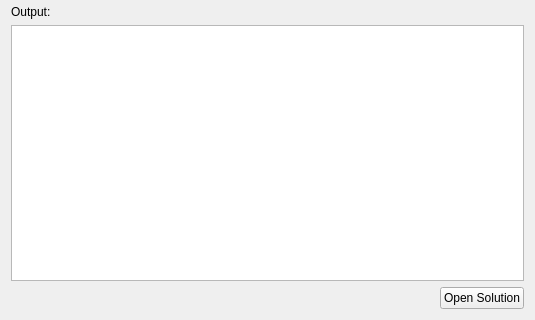
Above: Code/Editor/EditorFramework/Dialogs/CppProjectDlg.ui from ezEngine/ezEngine before the change; both pictures show x 0 to 535 and y 158 to 478 of the 535 by 478 pixel window. Below: the same form after it.
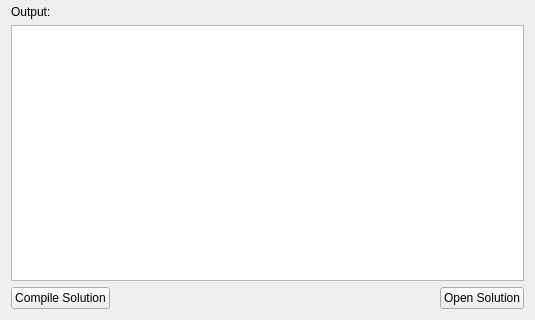
That is the form after the change. Icons and pictures are not drawn.

Commit message: find msbuild

Patch:
```diff
--- a/Code/Editor/EditorFramework/Dialogs/CppProjectDlg.ui
+++ b/Code/Editor/EditorFramework/Dialogs/CppProjectDlg.ui
@@ -158,6 +158,13 @@
    </item>
    <item>
     <layout class="QHBoxLayout" name="horizontalLayout_5">
+     <item>
+      <widget class="QPushButton" name="CompileSolution">
+       <property name="text">
+        <string>Compile Solution</string>
+       </property>
+      </widget>
+     </item>
      <item>
       <spacer name="horizontalSpacer_4">
        <property name="orientation">
```
The commit also changes 2 other files.
